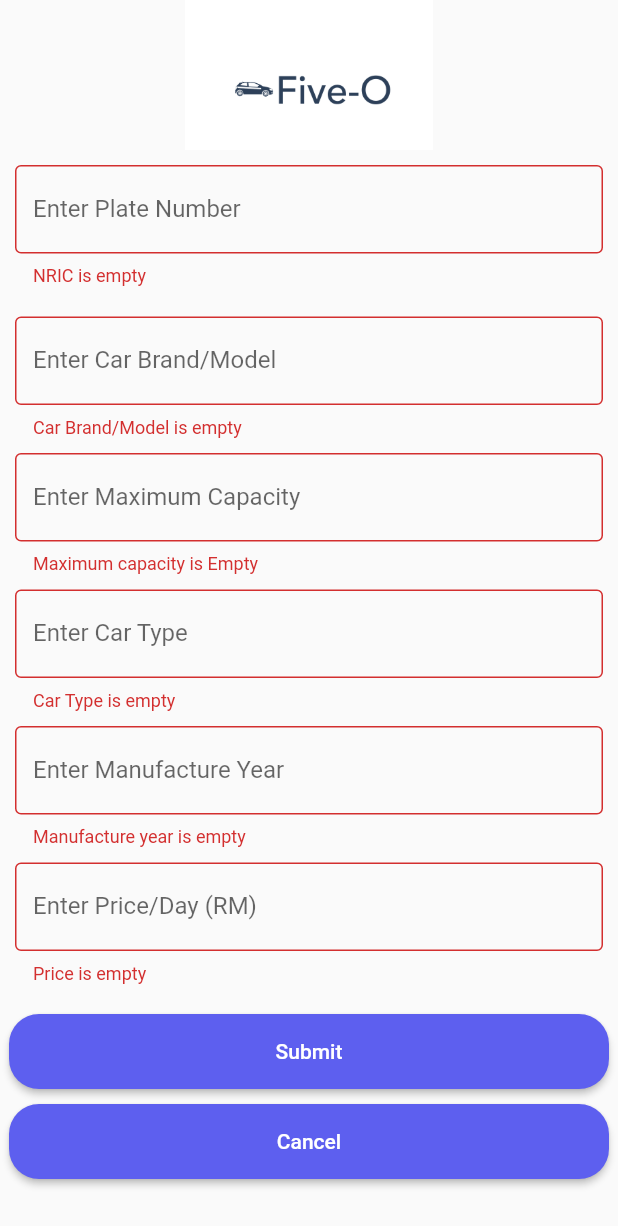
After one commit to MAP-20212022-03-Five-O/Team-Five-O-Repository, a Flutter app: the AddCar screen opened by its route, after a tap on "Submit", on a phone screen of 412 x 824 dp. The commit adds this screen. Shown: the top 1226 px of the screen. Run offline on Flutter 3.47's test engine with Material 2 defaults, Android fonts, the phone set to English and light mode, and no system bars; our stand-ins replace cloud_firestore, firebase_auth, firebase_core, get_it, tuple; missing offline and left inert: enum_to_string; accounts and stored records are empty.

Commit message:
#15 Owner add new car
Co-authored-by: adlyyy4 <adlyyy4@users.noreply.github.com>

```diff
--- /dev/null
+++ b/lib/Models/vehicle.dart
@@ -0,0 +1,52 @@
+import 'package:cloud_firestore/cloud_firestore.dart';
+
+//Veehicle model
+class Vehicle {
+  final String plateNo, brand, capacity, carType, userid;
+  final int manYear;
+  final double price;
+
+  Vehicle({
+    required this.plateNo,
+    required this.brand,
+    required this.capacity,
+    required this.carType,
+    required this.manYear,
+    required this.price,
+    required this.userid,
+  });
+  //Data from firebase convert to class
+  factory Vehicle.fromFirestore(DocumentSnapshot snapshot) {
+    var data = snapshot.data() as Map<String, dynamic>;
+    return Vehicle(
+      plateNo: data['plateNo'],
+      brand: data['brand'],
+      capacity: data['capacity'],
+      carType: data['carType'],
+      price: data['price'],
+      manYear: data['manYear'],
+      userid: data['uid'],
+    );
+  }
+
+  Vehicle.fromJson(Map<String, dynamic> map, this.userid)
+      : plateNo = map['plateNo'],
+        brand = map['brand'],
+        capacity = map['capacity'],
+        carType = map['carType'],
+        price = map['price'],
+        manYear = map['manYear'];
+
+  //Convert to json
+  Map<String, dynamic> toMap() {
+    return {
+      'plateNo': plateNo,
+      'brand': brand,
+      'capacity': capacity,
+      'carType': carType,
+      'price': price,
+      'manYear': manYear,
+      'userid': userid
+    };
+  }
+}
--- a/lib/app/routes.dart
+++ b/lib/app/routes.dart
@@ -1,10 +1,13 @@
 import 'package:five_o_car_rental/ui/Screens/login/login_screen.dart';
+import 'package:five_o_car_rental/ui/Screens/owner_dashboard/addcar_screen.dart';
 import 'package:five_o_car_rental/ui/Screens/owner_dashboard/home_screen.dart';
 import 'package:five_o_car_rental/ui/Screens/register/register_screen.dart';
 import 'package:five_o_car_rental/ui/Screens/renter_dashboard/home_screen.dart';
 import 'package:five_o_car_rental/ui/Screens/resetPassword/reset_screen.dart';
 import 'package:five_o_car_rental/ui/splash.dart';
 import 'package:flutter/material.dart';
+
+import '../ui/Screens/owner_dashboard/car_tab.dart';
 
 class Routes {
   static const String splash = '/splash';
@@ -13,6 +16,8 @@ class Routes {
   static const String ownerHome = '/ownerHome';
   static const String resetpwd = '/resetpwd';
   static const String register = '/register';
+  static const String carTab = '/carTab';
+  static const String addcar = '/addcar';
 
   static Route<dynamic>? createRoute(settings) {
     switch (settings.name) {
@@ -28,6 +33,10 @@ class Routes {
         return ResetPage.route();
       case register:
         return RegisterPage.route();
+      case carTab:
+        return CarTab.route();
+      case addcar:
+        return AddCar.route();
     }
     return null;
   }
--- a/lib/app/service_locator.dart
+++ b/lib/app/service_locator.dart
@@ -1,11 +1,15 @@
 import 'package:five_o_car_rental/services/auth_service.dart';
 import 'package:five_o_car_rental/services/auth_service_abstract.dart';
+import 'package:five_o_car_rental/services/vehicle_service.dart';
+import 'package:five_o_car_rental/viewmodel/addvehicle_viewmodel.dart';
 import 'package:five_o_car_rental/viewmodel/login_viewmodel.dart';
 import 'package:five_o_car_rental/viewmodel/register_viewmodel.dart';
 import 'package:five_o_car_rental/viewmodel/resetpwd_viewmodel.dart';
 import 'package:map_mvvm/service_locator.dart';
 
 import '../services/services.dart';
+import '../services/vehicle_service_abstract.dart';
+import '../services/vehicle_service.dart';
 
 final locator = ServiceLocator.locator;
 
@@ -28,10 +32,13 @@ Future<void> initializeServiceLocator() async {
 
   // Register Services
   locator.registerLazySingleton<AuthServiceAbstract>(() => authService());
+  locator.registerLazySingleton<VehicleServiceAbstract>(() => VehicleService());
 
   // // Register Viewmodels
   locator.registerLazySingleton<LoginViewModel>(() => LoginViewModel());
   locator.registerLazySingleton<ResetPasswordViewModel>(
       () => ResetPasswordViewModel());
   locator.registerLazySingleton<RegisterViewModel>(() => RegisterViewModel());
+  locator
+      .registerLazySingleton<AddVehicleViewModel>(() => AddVehicleViewModel());
 }
--- a/lib/main.dart
+++ b/lib/main.dart
@@ -28,7 +28,7 @@ class MyApp extends StatelessWidget {
           theme: ThemeData(
             primarySwatch: Colors.amber,
           ),
-          initialRoute: Routes.splash,
+          initialRoute: Routes.login,
           onGenerateRoute: Routes.createRoute,
         ));
   }
--- a/lib/services/database_manager.dart
+++ b/lib/services/database_manager.dart
@@ -1,5 +1,6 @@
 import 'package:cloud_firestore/cloud_firestore.dart';
 import 'package:firebase_auth/firebase_auth.dart' as auth;
+import 'package:five_o_car_rental/Models/vehicle.dart';
 import '../Models/user.dart';
 
 class DatabaseManager {
@@ -7,6 +8,9 @@ class DatabaseManager {
   final CollectionReference users =
       FirebaseFirestore.instance.collection('user');
   auth.FirebaseAuth _auth = auth.FirebaseAuth.instance;
+
+  final CollectionReference vehicles =
+      FirebaseFirestore.instance.collection('vehicle');
 
   // Store user details
   Future<void> storeUserDetails(User user) async {
@@ -21,4 +25,17 @@ class DatabaseManager {
         .snapshots()
         .map((event) => User.fromFirestore(event));
   }
+
+// add vehicle to firebase
+  Future<void> storeVehicleDetails(Vehicle vehicle) async {
+    return await vehicles.doc().set(vehicle.toMap());
+  }
+
+  // Stream<Vehicle>? get vehicle {
+  //   String vehicleID = _auth.currentUser!.uid;
+  //   return vehicles
+  //       .doc(vehicleID)
+  //       .snapshots()
+  //       .map((event) => Vehicle.fromFirestore(event));
+  // }
 }
--- /dev/null
+++ b/lib/services/vehicle_service.dart
@@ -0,0 +1,31 @@
+import 'package:cloud_firestore/cloud_firestore.dart';
+import 'package:firebase_auth/firebase_auth.dart' as auth;
+import 'package:five_o_car_rental/Models/vehicle.dart';
+import 'package:five_o_car_rental/Services/database_manager.dart';
+import 'package:five_o_car_rental/services/vehicle_service_abstract.dart';
+
+class VehicleService extends VehicleServiceAbstract {
+  final CollectionReference vehicles =
+      FirebaseFirestore.instance.collection('vehicle');
+  auth.FirebaseAuth _auth = auth.FirebaseAuth.instance;
+
+  //registration
+  @override
+  Future<bool> addVehicle(String plateNo, String brand, String capacity,
+      String carType, int manYear, double price) async {
+    try {
+      String userid = _auth.currentUser!.uid;
+      await DatabaseManager().storeVehicleDetails(Vehicle(
+          plateNo: plateNo,
+          brand: brand,
+          capacity: capacity,
+          carType: carType,
+          manYear: manYear,
+          price: price,
+          userid: userid));
+    } catch (e) {
+      return false;
+    }
+    return true;
+  }
+}
--- /dev/null
+++ b/lib/services/vehicle_service_abstract.dart
@@ -0,0 +1,7 @@
+import 'package:five_o_car_rental/Models/user.dart';
+import 'package:map_mvvm/service_stream.dart';
+
+abstract class VehicleServiceAbstract with ServiceStream {
+  Future<bool> addVehicle(String plateNo, String brand, String capacity,
+      String carType, int manYear, double price);
+}
--- /dev/null
+++ b/lib/ui/Screens/owner_dashboard/addcar_screen.dart
@@ -0,0 +1,214 @@
+import 'package:five_o_car_rental/app/routes.dart';
+import 'package:five_o_car_rental/ui/app_bar.dart';
+import 'package:five_o_car_rental/ui/button_style.dart';
+import 'package:five_o_car_rental/viewmodel/register_viewmodel.dart';
+import 'package:flutter/material.dart';
+import 'package:map_mvvm/map_mvvm.dart';
+import 'package:flutter/services.dart';
+
+import '../../../viewmodel/addvehicle_viewmodel.dart';
+
+class AddCar extends StatefulWidget {
+  const AddCar({Key? key}) : super(key: key);
+
+  @override
+  State<AddCar> createState() => _AddCarState();
+  static Route route() => MaterialPageRoute(builder: (_) => const AddCar());
+}
+
+class _AddCarState extends State<AddCar> {
+  final _key = GlobalKey<FormState>();
+  FocusNode myFocusNode = FocusNode();
+
+  String? plateNo;
+  String? brand;
+  String? capacity;
+  String? carType;
+  int? manYear;
+  double? price;
+
+  Future _onAddCar(BuildContext context, AddVehicleViewModel viewmodel) async {
+    bool result = await viewmodel.addVehicle(
+        plateNo, brand, capacity, carType, manYear, price);
+    //print(result);
+    if (result == true) {
+      Navigator.pop(context);
+      ScaffoldMessenger.of(context).showSnackBar(
+        const SnackBar(content: Text('Car Succesfully Added!')),
+      );
+    } else {
+      ScaffoldMessenger.of(context).showSnackBar(
+        const SnackBar(content: Text('Unsuccessful')),
+      );
+    }
+  }
+
+  @override
+  Widget build(BuildContext context) {
+    return GestureDetector(
+      onTap: () => FocusManager.instance.primaryFocus?.unfocus(),
+      child: Scaffold(
+          body: Form(
+              key: _key,
+              child: ListView(
+                children: <Widget>[
+                  const SizedBox(
+                    //image here
+                    height: 100,
+                    width: 100,
+                    child: LogoAsset(),
+                  ),
+                  Container(
+                    padding: const EdgeInsets.all(10),
+                    child: TextFormField(
+                      maxLength: 12,
+                      validator: (value) {
+                        if (value!.isEmpty) {
+                          return "NRIC is empty";
+                        } else {
+                          return null;
+                        }
+                      },
+                      onSaved: (newValue) => plateNo = newValue,
+                      decoration: const InputDecoration(
+                        counterText: '',
+                        hintText: 'Plate Number',
+                        border: OutlineInputBorder(),
+                        labelText: 'Enter Plate Number',
+                      ),
+                    ),
+                  ),
+                  Container(
+                    padding: const EdgeInsets.fromLTRB(10, 10, 10, 0),
+                    child: TextFormField(
+                      validator: (value) {
+                        if (value!.isEmpty) {
+                          return "Car Brand/Model is empty";
+                        } else {
+                          return null;
+                        }
+                      },
+                      onSaved: (newValue) => brand = newValue,
+                      decoration: const InputDecoration(
+                        border: OutlineInputBorder(),
+                        labelText: 'Enter Car Brand/Model',
+                      ),
+                    ),
+                  ),
+                  Container(
+                    padding: const EdgeInsets.fromLTRB(10, 10, 10, 0),
+                    child: TextFormField(
+                      inputFormatters: <TextInputFormatter>[
+                        FilteringTextInputFormatter.allow(RegExp(r'[0-9]')),
+                      ],
+                      validator: (value) {
+                        if (value!.isEmpty) {
+                          return "Maximum capacity is Empty";
+                        } else {
+                          return null;
+                        }
+                      },
+                      onSaved: (newValue) => capacity = newValue,
+                      decoration: const InputDecoration(
+                        hintText: 'Maximum Capacity',
+                        counterText: '',
+                        border: OutlineInputBorder(),
+                        labelText: 'Enter Maximum Capacity',
+                      ),
+                    ),
+                  ),
+                  Container(
+                    padding: const EdgeInsets.fromLTRB(10, 10, 10, 0),
+                    child: TextFormField(
+                      validator: (value) {
+                        if (value!.isEmpty) {
+                          return "Car Type is empty";
+                        } else {
+                          return null;
+                        }
+                      },
+                      onSaved: (newValue) => carType = newValue,
+                      decoration: const InputDecoration(
+                        hintText: 'Car Type',
+                        border: OutlineInputBorder(),
+                        labelText: 'Enter Car Type',
+                      ),
+                    ),
+                  ),
+                  Container(
+                    padding: const EdgeInsets.fromLTRB(10, 10, 10, 0),
+                    child: TextFormField(
+                      inputFormatters: <TextInputFormatter>[
+                        FilteringTextInputFormatter.allow(RegExp(r'[0-9]')),
+                      ],
+                      validator: (value) {
+                        if (value!.isEmpty) {
+                          return "Manufacture year is empty";
+                        } else {
+                          manYear = int.parse(value);
+                          return null;
+                        }
+                      },
+                      onSaved: (newValue) => manYear,
+                      decoration: const InputDecoration(
+                        hintText: 'Manufacture Year',
+                        border: OutlineInputBorder(),
+                        labelText: 'Enter Manufacture Year',
+                      ),
+                    ),
+                  ),
+                  Container(
+                    padding: const EdgeInsets.fromLTRB(10, 10, 10, 0),
+                    child: TextFormField(
+                      inputFormatters: <TextInputFormatter>[
+                        FilteringTextInputFormatter.allow(
+                            RegExp(r'^\d+\.?\d{0,1}')),
+                      ],
+                      validator: (value) {
+                        if (value!.isEmpty) {
+                          return "Price is empty";
+                        } else {
+                          price = double.parse(value);
+                          return null;
+                        }
+                      },
+                      onSaved: (newValue) => price,
+                      decoration: const InputDecoration(
+                        hintText: 'Price/Day',
+                        border: OutlineInputBorder(),
+                        labelText: 'Enter Price/Day (RM)',
+                      ),
+                    ),
+                  ),
+                  const SizedBox(height: 20),
+                  Container(
+                      height: 50,
+                      padding: const EdgeInsets.fromLTRB(6, 0, 6, 0),
+                      child: View<AddVehicleViewModel>(builder: (_, viewmodel) {
+                        return ElevatedButton(
+                          style: raisedButtonStyle,
+                          child: const Text('Submit'),
+                          onPressed: () {
+                            if (_key.currentState!.validate()) {
+                              _key.currentState!.save();
+                              _onAddCar(context, viewmodel);
+                            }
+                          },
+                        );
+                      })),
+                  const SizedBox(height: 10),
+                  Container(
+                      height: 50,
+                      padding: const EdgeInsets.fromLTRB(6, 0, 6, 0),
+                      child: ElevatedButton(
+                        style: raisedButtonStyle,
+                        child: const Text('Cancel'),
+                        onPressed: () {
+                          Navigator.pop(context);
+                        },
+                      )),
+                ],
+              ))),
+    );
+  }
+}
--- a/lib/ui/Screens/owner_dashboard/car_tab.dart
+++ b/lib/ui/Screens/owner_dashboard/car_tab.dart
@@ -1,10 +1,15 @@
+import 'package:five_o_car_rental/app/routes.dart';
+import 'package:five_o_car_rental/viewmodel/addvehicle_viewmodel.dart';
 import 'package:flutter/material.dart';
+import 'package:five_o_car_rental/ui/button_style.dart';
+import 'package:map_mvvm/view.dart';
 
 class CarTab extends StatefulWidget {
   const CarTab({Key? key}) : super(key: key);
 
   @override
   State<CarTab> createState() => _CarTabState();
+  static Route route() => MaterialPageRoute(builder: (_) => const CarTab());
 }
 
 class _CarTabState extends State<CarTab> {
@@ -30,6 +35,15 @@ class _CarTabState extends State<CarTab> {
                 ),
               ),
               const SizedBox(height: 30),
+              Container(
+                  height: 50,
+                  padding: const EdgeInsets.fromLTRB(6, 0, 6, 0),
+                  child: ElevatedButton(
+                      style: raisedButtonStyle,
+                      child: const Text('Add New Car'),
+                      onPressed: () async {
+                        Navigator.pushNamed(context, Routes.addcar);
+                      })),
             ],
           )),
     );
--- /dev/null
+++ b/lib/viewmodel/addvehicle_viewmodel.dart
@@ -0,0 +1,34 @@
+import 'dart:async';
+
+import 'package:cloud_firestore/cloud_firestore.dart';
+import 'package:five_o_car_rental/app/app.dart';
+import 'package:five_o_car_rental/services/vehicle_service.dart';
+import 'package:five_o_car_rental/services/vehicle_service_abstract.dart';
+import 'package:map_mvvm/map_mvvm.dart';
+
+class AddVehicleViewModel extends Viewmodel {
+  VehicleServiceAbstract get service => locator<VehicleServiceAbstract>();
+  StreamSubscription? _streamListener;
+  CollectionReference vehicle =
+      FirebaseFirestore.instance.collection('vehicle');
+  bool get isListeningToStream => _streamListener != null;
+  String plateNo = '';
+  String brand = '';
+  String capacity = '';
+  String carType = '';
+  int manYear = 0000;
+  double price = 0.00;
+
+  @override
+  void init() async {
+    super.init();
+    notifyListenersOnFailure = false;
+  }
+
+  Future<bool> addVehicle(
+      plateNo, brand, capacity, carType, manYear, price) async {
+    bool status = await service.addVehicle(
+        plateNo, brand, capacity, carType, manYear, price);
+    return status;
+  }
+}
```
